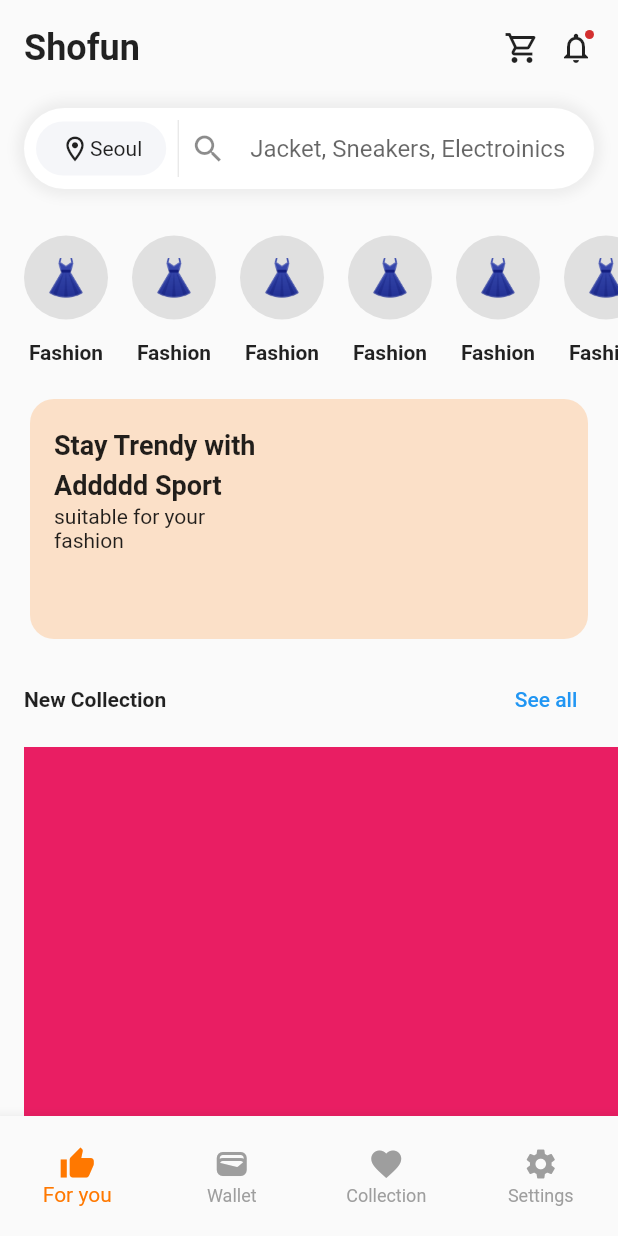
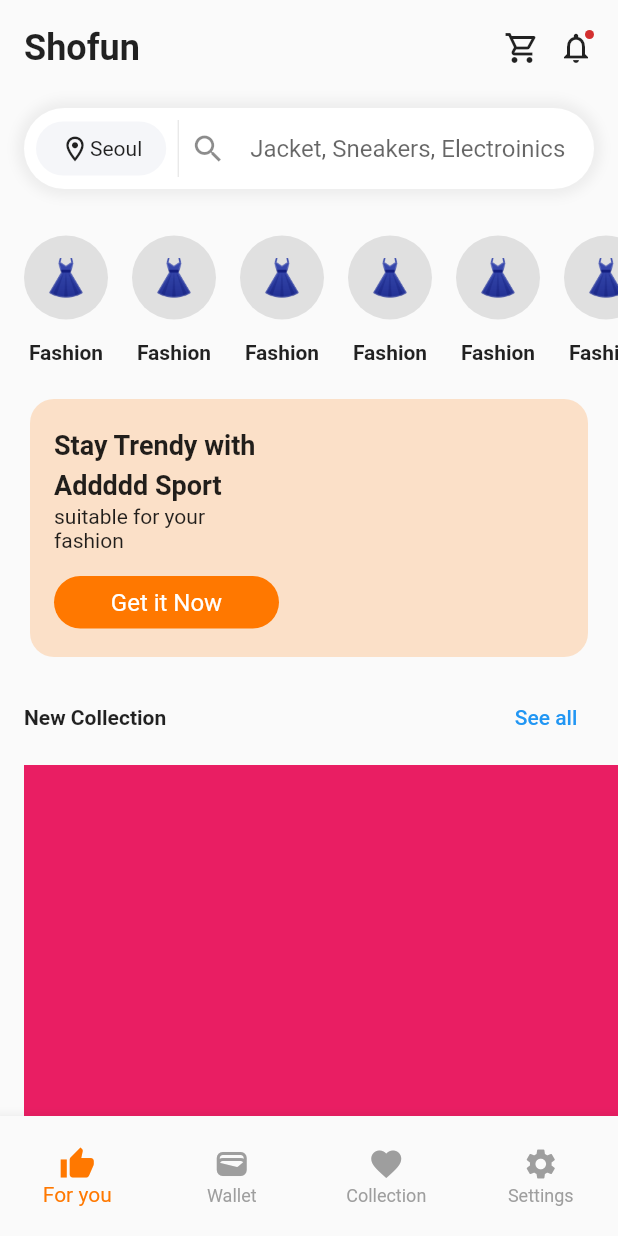
Before and after one commit to JAICHANGPARK/flutter_notebook_chapter_24, a Flutter app: the EcommerceMainPage screen opened directly, on a phone screen of 412 x 824 dp. Run offline on Flutter 3.47's test engine with Material 2 defaults, Android fonts, the phone set to English and light mode, and no system bars; our stand-ins replace flutter_riverpod, freezed_annotation, ionicons, percent_indicator; missing offline and left inert: crypto_font_icons; network calls fail.

Commit message:
Update ecommerce_home_widget.dart

```diff
--- a/lib/ep1383_ecommerce_app/view/ecommerce_home_widget.dart
+++ b/lib/ep1383_ecommerce_app/view/ecommerce_home_widget.dart
@@ -124,7 +124,7 @@ class _EcommerceHomeWidgetState extends State<EcommerceHomeWidget> {
             child: Column(
               children: [
                 Container(
-                  height: 160,
+                  height: 172,
                   margin: const EdgeInsets.symmetric(horizontal: 20),
                   decoration: BoxDecoration(
                     color: Color(0x33ff7800),
@@ -148,9 +148,25 @@ class _EcommerceHomeWidgetState extends State<EcommerceHomeWidget> {
                               ),
                             ),
                             Text("suitable for your fashion"),
+                            SizedBox(
+                              height: 16,
+                            ),
                             Container(
                               decoration: BoxDecoration(
                                 color: Color(0xffff7800),
+                                borderRadius: BorderRadius.circular(24),
+                              ),
+                              padding: EdgeInsets.symmetric(
+                                vertical: 8,
+                              ),
+                              child: Center(
+                                child: Text(
+                                  "Get it Now",
+                                  style: TextStyle(
+                                    fontSize: 16,
+                                    color: Colors.white,
+                                  ),
+                                ),
                               ),
                             )
                           ],
```
